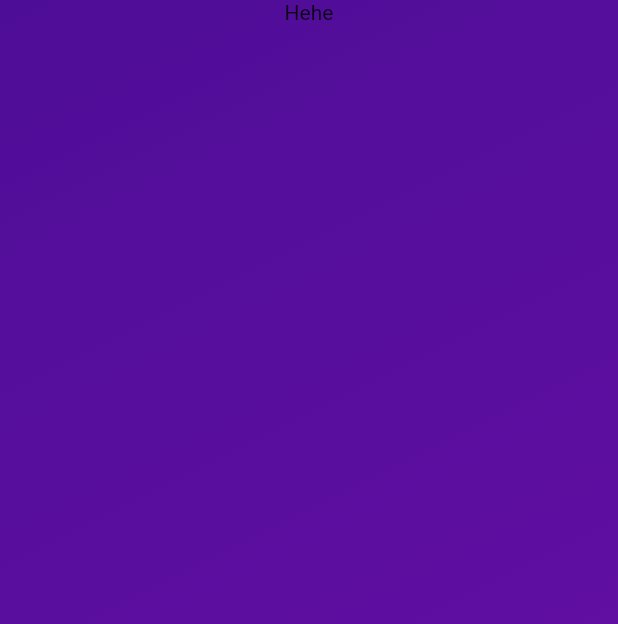
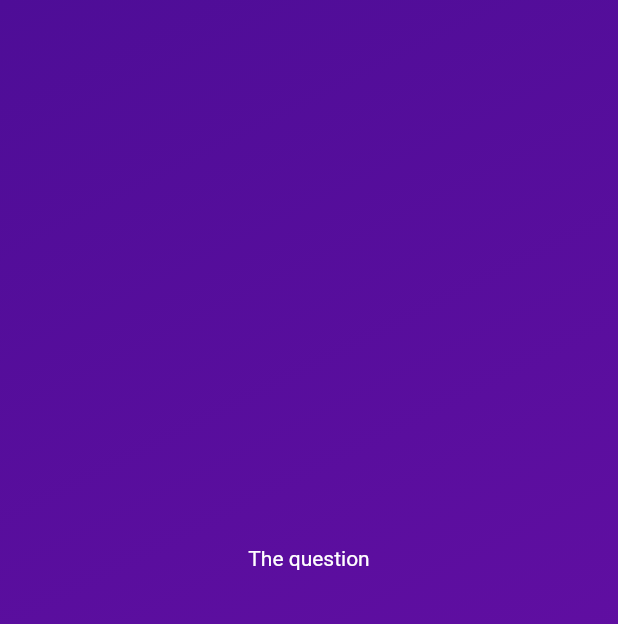
Before and after one commit to elvn5/flutter_quiz, a Flutter app: the screen it shows after launch, after a tap on "Start Quiz!", on a phone screen of 412 x 824 dp. Shown: the top 624 px of the screen. Run offline on Flutter 3.47's test engine with Material 2 defaults, Android fonts, the phone set to English and light mode, and no system bars.

Commit message:
added screens

```diff
--- a/lib/questions.dart
+++ b/lib/questions.dart
@@ -1,8 +1,15 @@
 import 'package:adv_basics/models/quiz_question.dart';
 
 List<QuizQuestion> question = [
-  QuizQuestion("What is the capital of Great Britain?", ["Europe", "Ukraine"]),
-  QuizQuestion("What is the capital of Great Britain?", [""]),
-  QuizQuestion("What is the capital of Great Britain?", [""]),
-  QuizQuestion("What is the capital of Great Britain?", [""]),
+  QuizQuestion("What is the capital of Great Britain?",
+      ["Moscow", "Bishkek", "London", "Kazan"]),
+  QuizQuestion("Translate \"idi nahuy\" to kyrgyz  ",
+      ["Sigil", "Praise the lord", "Hz", "Pzdc"]),
+  QuizQuestion("What is my name", ["HZ", "IDK", "Ermek", "I have no clue"]),
+  QuizQuestion("Test", [
+    "Answer1",
+    "Answer2",
+    "Answer3",
+    "Answer4",
+  ]),
 ];
--- a/lib/widgets/questions_screen.dart
+++ b/lib/widgets/questions_screen.dart
@@ -1,4 +1,7 @@
-import 'package:flutter/cupertino.dart';
+import "package:adv_basics/questions.dart";
+import 'package:flutter/material.dart';
+import "package:adv_basics/widgets/answer_button.dart";
+import "package:adv_basics/models/quiz_question.dart";
 
 class QuestionsScreenState extends StatefulWidget {
   const QuestionsScreenState({super.key});
@@ -10,8 +13,24 @@ class QuestionsScreenState extends StatefulWidget {
 }
 
 class _QuestionsScreen extends State<QuestionsScreenState> {
+  final currentQuestion = 0;
+  void handleTap() {
+    print(1);
+  }
+
   @override
   Widget build(BuildContext context) {
-    return Column(children: const [Text("Hehe")]);
+    return Column(mainAxisAlignment: MainAxisAlignment.center, children: const [
+      Text(
+        "The question",
+        style: TextStyle(color: Colors.white),
+      ),
+      SizedBox(
+        height: 80,
+      ),
+      // question.map((e) => {
+      //   return Text("");
+      // }).toList()
+    ]);
   }
 }
--- a/lib/widgets/start_screen.dart
+++ b/lib/widgets/start_screen.dart
@@ -14,7 +14,7 @@ class StartScreen extends StatelessWidget {
           Image.asset(
             "assets/images/quiz-logo.png",
             width: 300,
-            color: const Color.fromARGB(129, 255, 255, 255),
+            color: const Color.fromARGB(129, 119, 9, 9),
           ),
           const SizedBox(
             height: 80,
```
Also changed, not shown: lib/widgets/answer_button.dart (added, +23 -0 lines).
